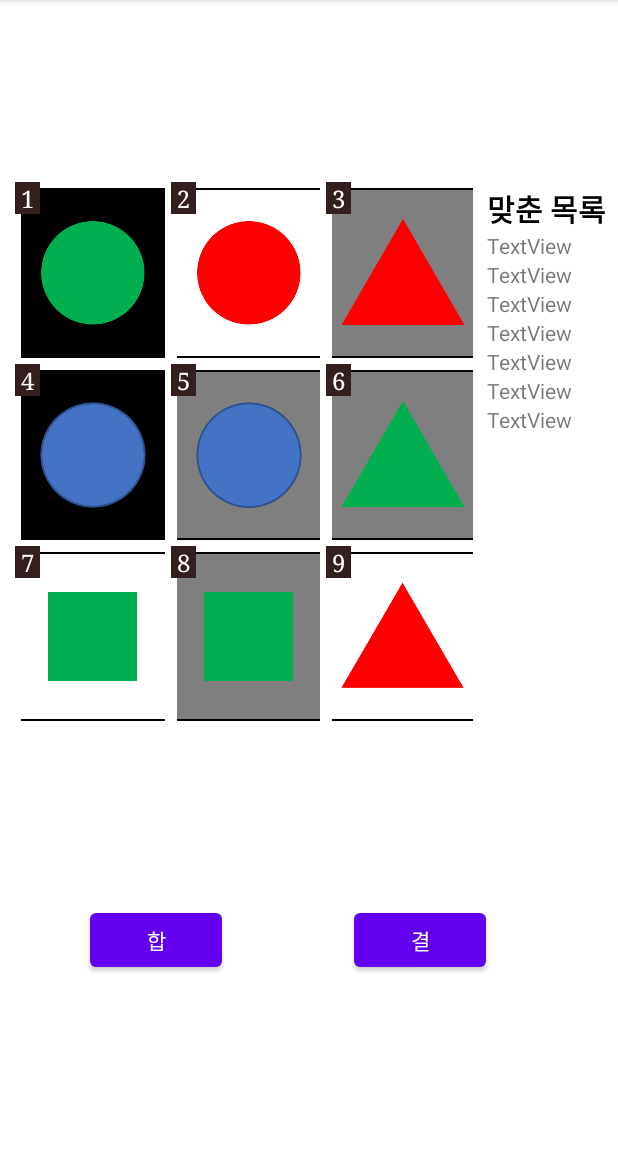
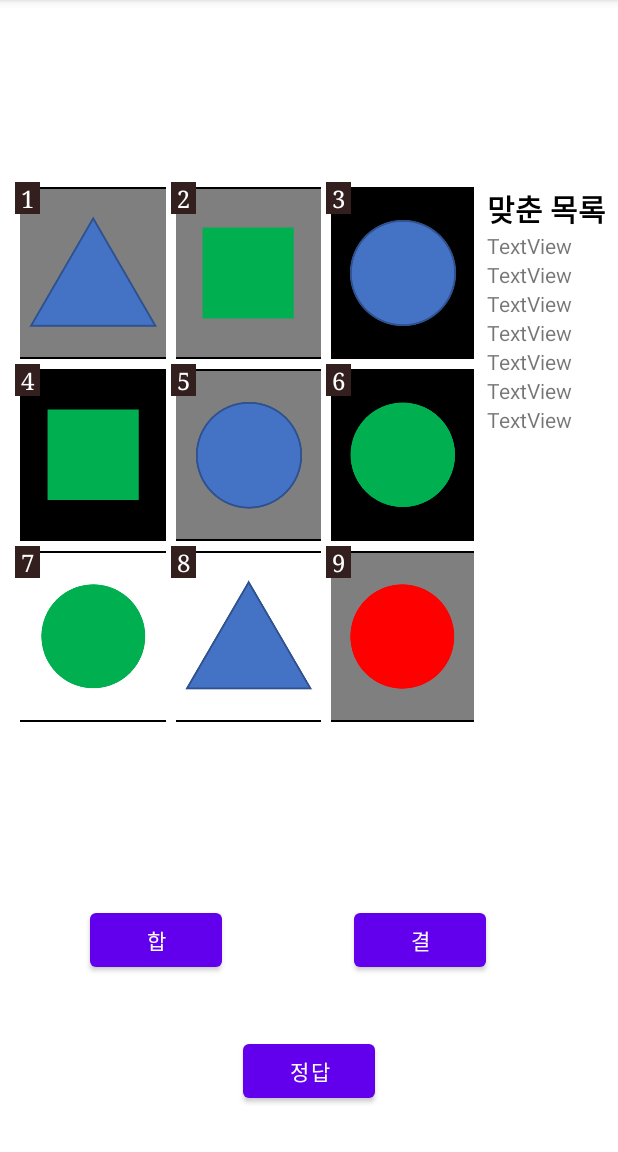
Before and after one commit to kjh101402/gyulhap, an Android app: the SinglePlay screen opened directly, with no data from a screen before it, on a phone screen of 412 x 824 dp, the part 84-1236 px from its top. Run offline under Robolectric (Android 15) with nearby library versions, the phone set to English and light mode, and no system bars.

Commit message:
그림 표시 추가
속성값에 맞게 그림 표시기능 추가, 임시적으로 정답 보이는 버튼 추가

```diff
--- a/app/src/main/java/org/techtown/gyulhap/SinglePlay.java
+++ b/app/src/main/java/org/techtown/gyulhap/SinglePlay.java
@@ -1,9 +1,17 @@
 package org.techtown.gyulhap;
 
 import android.os.Bundle;
+import android.view.View;
+import android.widget.ImageButton;
+import android.widget.Toast;
 
 import androidx.annotation.Nullable;
 import androidx.appcompat.app.AppCompatActivity;
+
+import java.util.ArrayList;
+import java.util.Random;
+import java.util.Set;
+import java.util.TreeSet;
 
 public class SinglePlay extends AppCompatActivity {
     int[] pictures = {R.drawable.black_blue_circle, R.drawable.black_blue_square, R.drawable.black_blue_triangle,
@@ -16,9 +24,156 @@ public class SinglePlay extends AppCompatActivity {
             R.drawable.white_green_circle, R.drawable.white_green_square, R.drawable.white_green_triangle,
             R.drawable.white_red_circle, R.drawable.white_red_square, R.drawable.white_red_triangle};
 
+    ImageButton imageButton1;
+    ImageButton imageButton2;
+    ImageButton imageButton3;
+    ImageButton imageButton4;
+    ImageButton imageButton5;
+    ImageButton imageButton6;
+    ImageButton imageButton7;
+    ImageButton imageButton8;
+    ImageButton imageButton9;
+
+    Gyulhap oneGame;
+
     @Override
     protected void onCreate(@Nullable Bundle savedInstanceState){
         super.onCreate(savedInstanceState);
         setContentView(R.layout.single_play);
+
+        oneGame = new Gyulhap();
+        imageButton1 = findViewById(R.id.imageButton1);
+        imageButton2 = findViewById(R.id.imageButton2);
+        imageButton3 = findViewById(R.id.imageButton3);
+        imageButton4 = findViewById(R.id.imageButton4);
+        imageButton5 = findViewById(R.id.imageButton5);
+        imageButton6 = findViewById(R.id.imageButton6);
+        imageButton7 = findViewById(R.id.imageButton7);
+        imageButton8 = findViewById(R.id.imageButton8);
+        imageButton9 = findViewById(R.id.imageButton9);
+        ArrayList<ImageButton> buttonList = new ArrayList<>();
+        buttonList.add(imageButton1);
+        buttonList.add(imageButton2);
+        buttonList.add(imageButton3);
+        buttonList.add(imageButton4);
+        buttonList.add(imageButton5);
+        buttonList.add(imageButton6);
+        buttonList.add(imageButton7);
+        buttonList.add(imageButton8);
+        buttonList.add(imageButton9);
+        setButtonPictures(buttonList);
+
+
+    }
+
+    public void setButtonPictures(ArrayList<ImageButton> buttons){
+        int count = 0, picNum;
+        for(ImageButton irr: buttons){
+            irr.setEnabled(false);
+            picNum = ((9 * oneGame.background.get(count)) + (3 * oneGame.color.get(count)) + (oneGame.shape.get(count)));
+            irr.setImageResource(pictures[picNum]);
+            count++;
+        }
+    }
+
+    public void showAnswer(View v){
+        String answers = "";
+        for(Set<Integer> irr: oneGame.getAnswers()){
+            answers += (irr.toString() + " ");
+        }
+        Toast.makeText(getApplicationContext(), answers, Toast.LENGTH_SHORT).show();
     }
 }
+
+
+class Gyulhap{
+    final ArrayList<Integer> background;
+    final ArrayList<Integer> color;
+    final ArrayList<Integer> shape;
+    private ArrayList<Set<Integer>> answers = new ArrayList<>();
+
+    public ArrayList<Set<Integer>> getAnswers(){
+        return answers;
+    }
+
+    //합 목록 출력 함수
+    public void printAnswer() {
+        for(Set<Integer> irr : answers) {
+            System.out.println(irr.toString());
+        }
+        System.out.printf("합의 개수 : %d\n", answers.size());
+    }
+
+    //생성자
+    public Gyulhap() {
+        ArrayList<ArrayList<Integer>> attrs = makeRandomList();
+        this.background = attrs.get(0);
+        this.color = attrs.get(1);
+        this.shape = attrs.get(2);
+        this.answers = makeAnswers(this.background, this.color, this.shape);
+
+    }
+
+    //속성 생성 함수
+    private ArrayList<ArrayList<Integer>> makeRandomList(){
+        ArrayList<ArrayList<Integer>> attr = new ArrayList<>();
+        ArrayList<Integer> back = new ArrayList<>();;
+        ArrayList<Integer> col = new ArrayList<>();;
+        ArrayList<Integer> shp = new ArrayList<>();;
+        Random rd = new Random();
+        int count = 0;
+
+        while(count < 9) {
+            if(count == 0) {
+                back.add(rd.nextInt(3));
+                shp.add(rd.nextInt(3));
+                col.add(rd.nextInt(3));
+                count++;
+            }
+            else {
+                int b = rd.nextInt(3), s = rd.nextInt(3), c = rd.nextInt(3);
+                boolean duplicate = false;
+                for(int check = 0; check < count; check++) {
+                    if(back.get(check) == b && col.get(check) == c && shp.get(check) == s) {
+                        duplicate = true;
+                        break;
+                    }
+                }
+                if(!duplicate) {
+                    back.add(b);
+                    shp.add(s);
+                    col.add(c);
+                    count++;
+                }
+            }
+        }
+
+        attr.add(back);
+        attr.add(col);
+        attr.add(shp);
+        return attr;
+    }
+
+    //만들어진 속성을 바탕으로 합을 찾아내는 함수
+    private ArrayList<Set<Integer>> makeAnswers(ArrayList<Integer> back, ArrayList<Integer> col, ArrayList<Integer> shp){
+        ArrayList<Set<Integer>> answers = new ArrayList<>();
+        for(int i = 0; i < 9; i++) {
+            for(int j = i + 1; j < 9; j++) {
+                for(int k = j + 1; k < 9; k++) {
+                    if((back.get(i) + back.get(j) + back.get(k)) % 3 == 0) {
+                        if((col.get(i) + col.get(j) + col.get(k)) % 3 == 0) {
+                            if((shp.get(i) + shp.get(j) + shp.get(k)) % 3 == 0) {
+                                Set<Integer> answer = new TreeSet<>();
+                                answer.add(i+1);
+                                answer.add(j+1);
+                                answer.add(k+1);
+                                answers.add(answer);
+                            }
+                        }
+                    }
+                }
+            }
+        }
+        return answers;
+    }
+}
--- a/app/src/main/res/layout/single_play.xml
+++ b/app/src/main/res/layout/single_play.xml
@@ -19,7 +19,8 @@
         <TableRow
             android:layout_width="match_parent"
             android:layout_height="match_parent"
-            android:layout_weight="1">
+            android:layout_weight="1"
+            android:orientation="vertical">
 
             <FrameLayout
                 android:layout_width="match_parent"
@@ -32,11 +33,11 @@
                     style="@style/Widget.AppCompat.ImageButton"
                     android:layout_width="match_parent"
                     android:layout_height="match_parent"
-                    android:layout_margin="4dp"
+                    android:layout_margin="3dp"
                     android:layout_weight="1"
                     android:padding="0sp"
                     android:scaleType="centerCrop"
-                    app:srcCompat="@drawable/black_green_circle" />
+                    android:src="@drawable/gray_red_circle" />
 
                 <TextView
                     android:id="@+id/textView1"
@@ -63,11 +64,11 @@
                     style="@style/Widget.AppCompat.ImageButton"
                     android:layout_width="match_parent"
                     android:layout_height="match_parent"
-                    android:layout_margin="4dp"
+                    android:layout_margin="3dp"
                     android:layout_weight="1"
                     android:padding="0sp"
                     android:scaleType="centerCrop"
-                    app:srcCompat="@drawable/white_red_circle" />
+                    android:src="@drawable/gray_red_square" />
 
                 <TextView
                     android:id="@+id/textView2"
@@ -92,11 +93,11 @@
                     style="@style/Widget.AppCompat.ImageButton"
                     android:layout_width="match_parent"
                     android:layout_height="match_parent"
-                    android:layout_margin="4dp"
+                    android:layout_margin="3dp"
                     android:layout_weight="1"
                     android:padding="0sp"
                     android:scaleType="centerCrop"
-                    app:srcCompat="@drawable/gray_red_triangle" />
+                    android:src="@drawable/gray_red_triangle" />
 
                 <TextView
                     android:id="@+id/textView3"
@@ -115,7 +116,8 @@
         <TableRow
             android:layout_width="match_parent"
             android:layout_height="match_parent"
-            android:layout_weight="1">
+            android:layout_weight="1"
+            android:orientation="vertical">
 
             <FrameLayout
                 android:layout_width="match_parent"
@@ -127,7 +129,7 @@
                     style="@style/Widget.AppCompat.ImageButton"
                     android:layout_width="match_parent"
                     android:layout_height="match_parent"
-                    android:layout_margin="4dp"
+                    android:layout_margin="3dp"
                     android:layout_weight="1"
                     android:padding="0sp"
                     android:scaleType="centerCrop"
@@ -156,7 +158,7 @@
                     style="@style/Widget.AppCompat.ImageButton"
                     android:layout_width="match_parent"
                     android:layout_height="match_parent"
-                    android:layout_margin="4dp"
+                    android:layout_margin="3dp"
                     android:layout_weight="1"
                     android:padding="0sp"
                     android:scaleType="centerCrop"
@@ -185,11 +187,11 @@
                     style="@style/Widget.AppCompat.ImageButton"
                     android:layout_width="match_parent"
                     android:layout_height="match_parent"
-                    android:layout_margin="4dp"
+                    android:layout_margin="3dp"
                     android:layout_weight="1"
                     android:padding="0sp"
                     android:scaleType="centerCrop"
-                    app:srcCompat="@drawable/gray_green_triangle" />
+                    android:src="@drawable/gray_green_triangle" />
 
                 <TextView
                     android:id="@+id/textView6"
@@ -209,7 +211,8 @@
         <TableRow
             android:layout_width="match_parent"
             android:layout_height="match_parent"
-            android:layout_weight="1">
+            android:layout_weight="1"
+            android:orientation="vertical">
 
             <FrameLayout
                 android:layout_width="match_parent"
@@ -221,7 +224,7 @@
                     style="@style/Widget.AppCompat.ImageButton"
                     android:layout_width="match_parent"
                     android:layout_height="match_parent"
-                    android:layout_margin="4dp"
+                    android:layout_margin="3dp"
                     android:layout_weight="1"
                     android:padding="0sp"
                     android:scaleType="centerCrop"
@@ -250,7 +253,7 @@
                     style="@style/Widget.AppCompat.ImageButton"
                     android:layout_width="match_parent"
                     android:layout_height="match_parent"
-                    android:layout_margin="4dp"
+                    android:layout_margin="3dp"
                     android:layout_weight="1"
                     android:padding="0sp"
                     android:scaleType="centerCrop"
@@ -275,11 +278,11 @@
                 android:layout_weight="1">
 
                 <ImageButton
-                    android:id="@+id/imageButton12"
+                    android:id="@+id/imageButton9"
                     style="@style/Widget.AppCompat.ImageButton"
                     android:layout_width="match_parent"
                     android:layout_height="match_parent"
-                    android:layout_margin="4dp"
+                    android:layout_margin="3dp"
                     android:layout_weight="1"
                     android:padding="0sp"
                     android:scaleType="centerCrop"
@@ -425,4 +428,15 @@
         app:layout_constraintEnd_toEndOf="parent"
         app:layout_constraintStart_toEndOf="@+id/hap"
         app:layout_constraintTop_toBottomOf="@+id/tableLayout" />
+
+    <Button
+        android:id="@+id/showAnswer"
+        android:layout_width="wrap_content"
+        android:layout_height="wrap_content"
+        android:layout_marginBottom="30dp"
+        android:onClick="showAnswer"
+        android:text="정답"
+        app:layout_constraintBottom_toBottomOf="parent"
+        app:layout_constraintEnd_toEndOf="parent"
+        app:layout_constraintStart_toStartOf="parent" />
 </androidx.constraintlayout.widget.ConstraintLayout>
```
